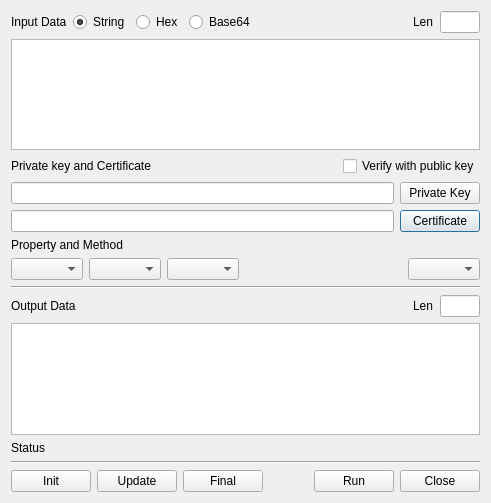
Old version of the form BerEditor/sign_verify_dlg.ui in the repository jykim74/BerEditor.
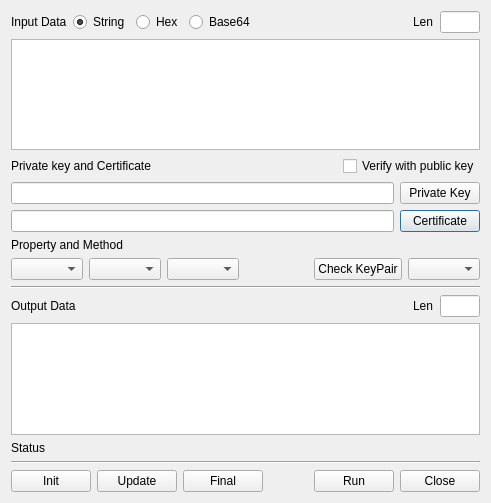
New version of the form.

```diff
--- a/BerEditor/sign_verify_dlg.ui
+++ b/BerEditor/sign_verify_dlg.ui
@@ -163,6 +163,13 @@
        </property>
       </spacer>
      </item>
+     <item>
+      <widget class="QPushButton" name="mCheckKeyPairBtn">
+       <property name="text">
+        <string>Check KeyPair</string>
+       </property>
+      </widget>
+     </item>
      <item>
       <widget class="QComboBox" name="mMethodCombo"/>
      </item>
```
